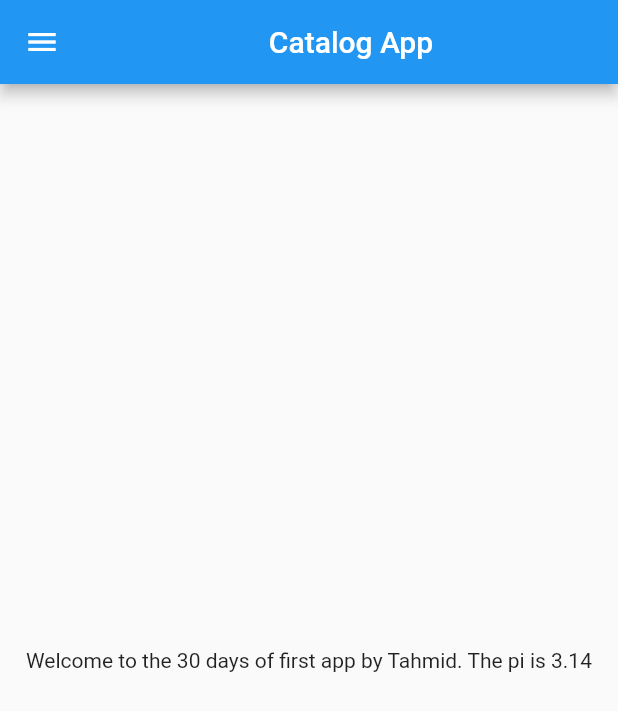
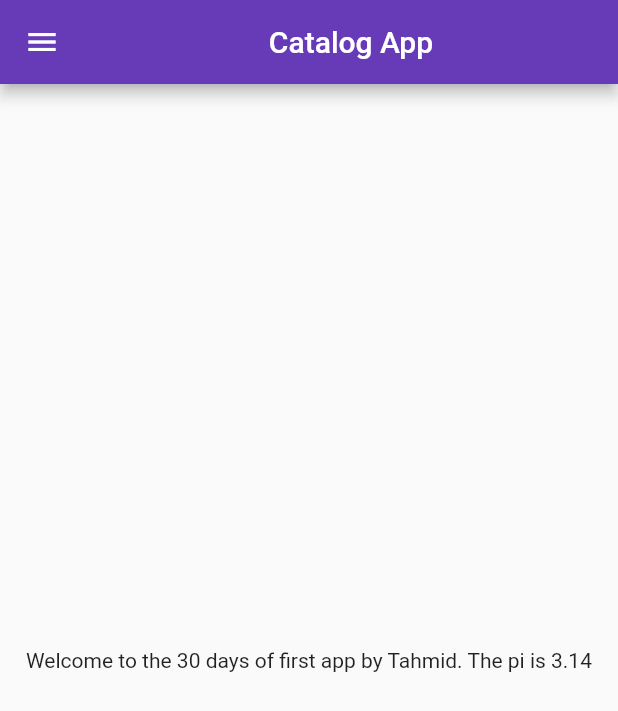
Before and after one commit to Tahmid10839/sample-catalog-app-with-flutter, a Flutter app: the screen it shows after launch, on a phone screen of 412 x 824 dp. Shown: the top 711 px of the screen. Run offline on Flutter 3.47's test engine with Material 2 defaults, Android fonts, the phone set to English and light mode, and no system bars.

Commit message:
Day 3 Completed

```diff
--- a/lib/main.dart
+++ b/lib/main.dart
@@ -1,4 +1,5 @@
-import 'package:catalog_app/home_page.dart';
+import 'package:catalog_app/pages/home_page.dart';
+import 'package:catalog_app/pages/login_page.dart';
 import 'package:flutter/material.dart';
 
 void main() {
@@ -9,7 +10,20 @@ class MyApp extends StatelessWidget {
   @override
   Widget build(BuildContext context) {
     return MaterialApp(
-      home: HomePage(),
+      debugShowCheckedModeBanner: false,
+      // home: HomePage(),
+      themeMode: ThemeMode.light,
+      theme: ThemeData(
+        primarySwatch: Colors.deepPurple,
+      ),
+      darkTheme: ThemeData(
+        brightness: Brightness.dark,
+      ),
+      initialRoute: "/home",
+      routes: {
+        "/": (context) => LoginPage(),
+        "/home": (context) => HomePage(),
+      },
     );
   }
 }
```
Also changed, not shown: lib/pages/login_page.dart (added, +20 -0 lines), lib/pages/home_page.dart (renamed from lib/home_page.dart).
